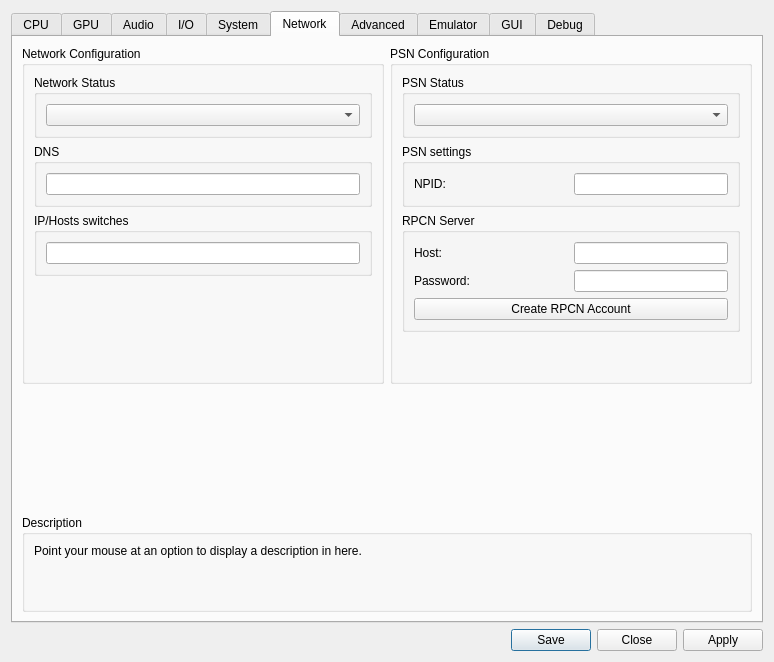
Old version of the form rpcs3/rpcs3qt/settings_dialog.ui in the repository eikap/rpcs3.
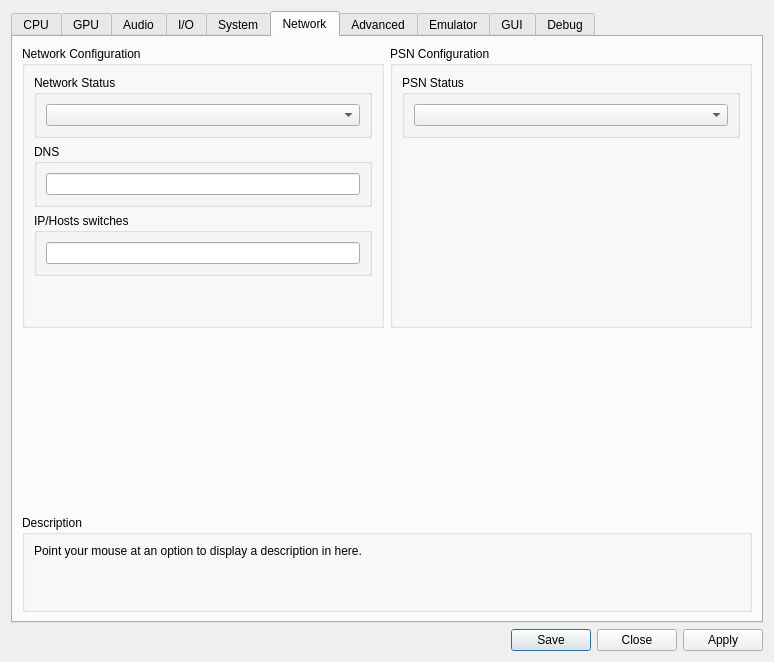
New version of the form. The open tabs and pages were chosen to show the change. Icons and pictures are not drawn.

Diff of the .ui file:
```diff
--- a/rpcs3/rpcs3qt/settings_dialog.ui
+++ b/rpcs3/rpcs3qt/settings_dialog.ui
@@ -1676,100 +1676,6 @@
               </layout>
              </widget>
             </item>
-            <item>
-             <widget class="QGroupBox" name="gb_edit_npid">
-              <property name="title">
-               <string>PSN settings</string>
-              </property>
-              <layout class="QVBoxLayout" name="gb_edit_npid_layout">
-               <item>
-                <layout class="QHBoxLayout" name="edit_npid_layout">
-                 <item>
-                  <widget class="QLabel" name="edit_npid_label">
-                   <property name="text">
-                    <string>NPID:</string>
-                   </property>
-                  </widget>
-                 </item>
-                 <item>
-                  <widget class="QLineEdit" name="edit_npid">
-                   <property name="sizePolicy">
-                    <sizepolicy hsizetype="Minimum" vsizetype="Fixed">
-                     <horstretch>0</horstretch>
-                     <verstretch>0</verstretch>
-                    </sizepolicy>
-                   </property>
-                   <property name="maxLength">
-                    <number>16</number>
-                   </property>
-                  </widget>
-                 </item>
-                </layout>
-               </item>
-              </layout>
-             </widget>
-            </item>
-            <item>
-             <widget class="QGroupBox" name="gb_rpcn">
-              <property name="title">
-               <string>RPCN Server</string>
-              </property>
-              <layout class="QVBoxLayout" name="gb_rpcn_layout">
-               <item>
-                <layout class="QHBoxLayout" name="gb_rpcn_host_layout">
-                 <item>
-                  <widget class="QLabel" name="label_rpcn_host">
-                   <property name="text">
-                    <string>Host:</string>
-                   </property>
-                  </widget>
-                 </item>
-                 <item>
-                  <widget class="QLineEdit" name="edit_rpcnhost">
-                   <property name="sizePolicy">
-                    <sizepolicy hsizetype="Minimum" vsizetype="Fixed">
-                     <horstretch>0</horstretch>
-                     <verstretch>0</verstretch>
-                    </sizepolicy>
-                   </property>
-                  </widget>
-                 </item>
-                </layout>
-               </item>
-               <item>
-                <layout class="QHBoxLayout" name="gb_rpcn_password_layout">
-                 <item>
-                  <widget class="QLabel" name="label_password">
-                   <property name="text">
-                    <string>Password:</string>
-                   </property>
-                  </widget>
-                 </item>
-                 <item>
-                  <widget class="QLineEdit" name="edit_rpcnpassword">
-                   <property name="sizePolicy">
-                    <sizepolicy hsizetype="Minimum" vsizetype="Fixed">
-                     <horstretch>0</horstretch>
-                     <verstretch>0</verstretch>
-                    </sizepolicy>
-                   </property>
-                   <property name="echoMode">
-                    <enum>QLineEdit::Password</enum>
-                   </property>
-                  </widget>
-                 </item>
-                </layout>
-               </item>
-               <item>
-                <widget class="QPushButton" name="btn_createrpcnaccount">
-                 <property name="text">
-                  <string>Create RPCN Account</string>
-                 </property>
-                </widget>
-               </item>
-              </layout>
-             </widget>
-            </item>
             <item>
              <spacer name="networkTabSpacerRight">
               <property name="orientation">
```
